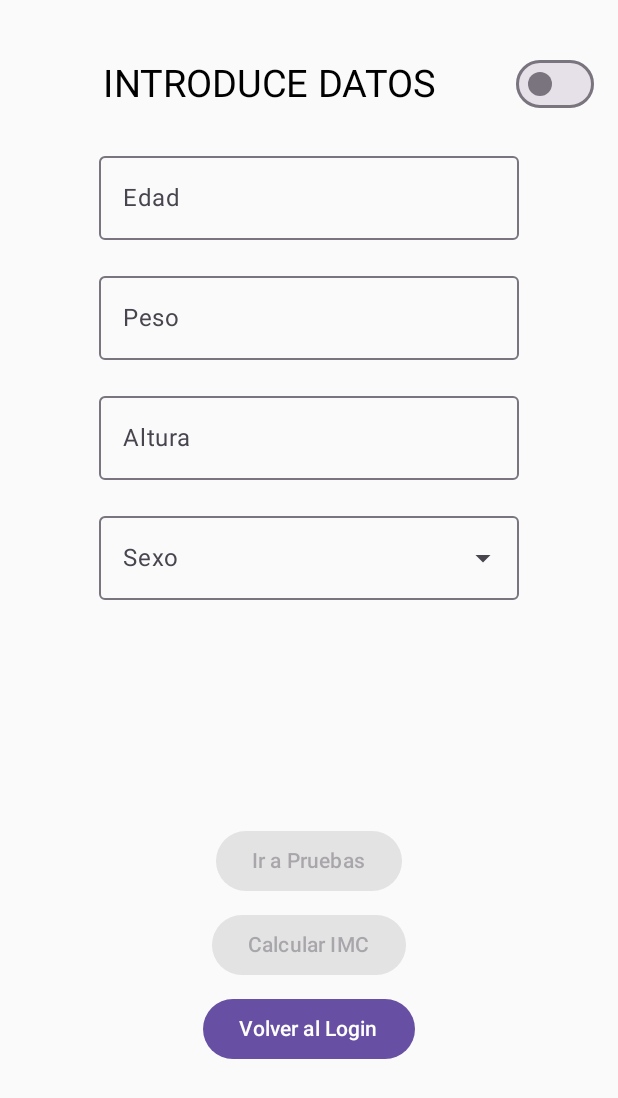
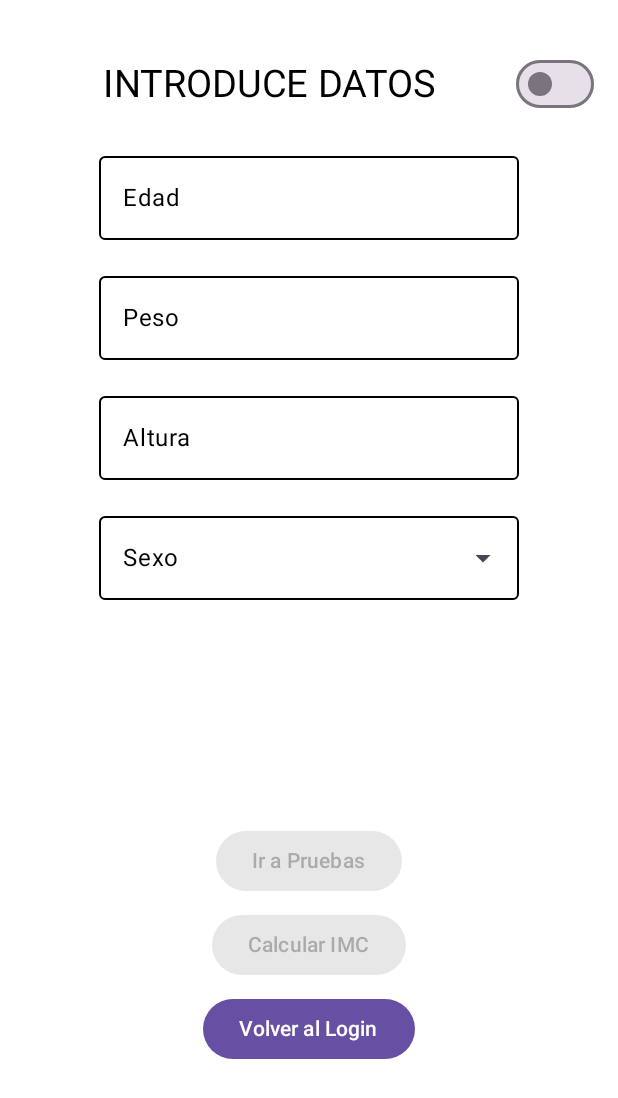
Before and after one commit to AndresFelipee05/EuroFit, an Android app built with Jetpack Compose: the HomeScreen screen opened through its navigation route, on a phone screen of 412 x 824 dp. Shown: the top 1098 px of the screen. Run offline under Robolectric (Android 15) with nearby library versions, the phone set to English and light mode, and no system bars.

```diff
--- a/EuroFitApp/app/src/main/java/com/example/eurofitapp/MainActivity.kt
+++ b/EuroFitApp/app/src/main/java/com/example/eurofitapp/MainActivity.kt
@@ -4,14 +4,24 @@ import NavigationWrapper
 import android.os.Bundle
 import androidx.activity.ComponentActivity
 import androidx.activity.compose.setContent
+import androidx.activity.viewModels
+import androidx.compose.runtime.collectAsState
+import androidx.compose.runtime.getValue
+import com.example.eurofitapp.navigation.ThemeViewModel
 import com.example.eurofitapp.ui.theme.EuroFitAppTheme
 
 class MainActivity : ComponentActivity() {
+    private val themeViewModel: ThemeViewModel by viewModels()
+
     override fun onCreate(savedInstanceState: Bundle?) {
         super.onCreate(savedInstanceState)
         setContent {
-            EuroFitAppTheme {
-                NavigationWrapper()
+            val isDarkMode by themeViewModel.isDarkMode.collectAsState()
+
+            EuroFitAppTheme(darkTheme = isDarkMode) {
+                NavigationWrapper(
+                    themeViewModel = themeViewModel // Pasamos el ViewModel a las pantallas
+                )
             }
         }
     }
--- a/EuroFitApp/app/src/main/java/com/example/eurofitapp/navigation/HomeScreen.kt
+++ b/EuroFitApp/app/src/main/java/com/example/eurofitapp/navigation/HomeScreen.kt
@@ -1,3 +1,4 @@
+import androidx.compose.foundation.background
 import androidx.compose.foundation.layout.*
 import androidx.compose.foundation.text.KeyboardOptions
 import androidx.compose.material3.*
@@ -5,6 +6,7 @@ import androidx.compose.runtime.*
 import androidx.compose.runtime.saveable.rememberSaveable
 import androidx.compose.ui.Alignment
 import androidx.compose.ui.Modifier
+import androidx.compose.ui.graphics.Color
 import androidx.compose.ui.text.input.KeyboardType
 import androidx.compose.ui.unit.dp
 import androidx.compose.ui.unit.sp
@@ -14,24 +16,28 @@ import androidx.compose.ui.unit.sp
 fun HomeScreen(
     navigateToPruebas: (Int, String) -> Unit,
     navigateToLogin: () -> Unit,
-    navigateToIMC: (Float) -> Unit
+    navigateToIMC: (Float) -> Unit,
+    isDarkMode: Boolean,  // Se recibe el estado del modo oscuro
+    onDarkModeToggle: (Boolean) -> Unit // Función para actualizar el estado
 ) {
     var age by rememberSaveable { mutableStateOf("") }
     var weight by rememberSaveable { mutableStateOf("") }
     var height by rememberSaveable { mutableStateOf("") }
     var sex by rememberSaveable { mutableStateOf("") }
-    var isDarkMode by rememberSaveable { mutableStateOf(false) } // Estado para el modo oscuro
 
     var expanded by rememberSaveable { mutableStateOf(false) }
     val sexOptions = listOf("Hombre", "Mujer")
 
-    // Validaciones para habilitar/deshabilitar botones
     val isIMCButtonEnabled = weight.isNotEmpty() && height.isNotEmpty() &&
             weight.toFloatOrNull() != null && height.toFloatOrNull() != null &&
             weight.toFloatOrNull()!! > 0 && height.toFloatOrNull()!! > 0
 
     val isPruebasButtonEnabled = age.isNotEmpty() && age.toIntOrNull() != null &&
             age.toIntOrNull()!! > 0 && sex.isNotEmpty()
+
+    // Definir colores según el estado de isDarkMode
+    val backgroundColor = if (isDarkMode) Color.Black else Color.White
+    val textColor = if (isDarkMode) Color.White else Color.Black
 
     // Aplicar el tema basado en el modo oscuro
     MaterialTheme(
@@ -40,82 +46,97 @@ fun HomeScreen(
         Column(
             modifier = Modifier
                 .fillMaxSize()
+                .background(backgroundColor)  // Aplicar el color de fondo
                 .padding(16.dp),
             horizontalAlignment = Alignment.CenterHorizontally
         ) {
             Spacer(modifier = Modifier.height(16.dp))
 
-            // Fila para el título y el ícono de impresión
             Row(
                 modifier = Modifier.fillMaxWidth(),
                 verticalAlignment = Alignment.CenterVertically
             ) {
-                // Espacio flexible para centrar el título
+                Spacer(modifier = Modifier.weight(1f))
+                Text(text = "INTRODUCE DATOS", fontSize = 25.sp, color = textColor) // Color de texto
                 Spacer(modifier = Modifier.weight(1f))
 
-                Text(text = "INTRODUCE DATOS", fontSize = 25.sp)
-
-                Spacer(modifier = Modifier.weight(1f)) // Espacio flexible para empujar el ícono a la derecha
+                // Switch para cambiar el modo oscuro
                 Switch(
                     checked = isDarkMode,
-                    onCheckedChange = { isDarkMode = it }
+                    onCheckedChange = { onDarkModeToggle(it) } // Llamamos a la función para actualizar el estado
                 )
             }
 
             Spacer(modifier = Modifier.height(16.dp))
 
-            // Campo para la edad (solo números)
             OutlinedTextField(
                 value = age,
                 onValueChange = { newValue -> age = newValue.filter { it.isDigit() } },
-                label = { Text("Edad") },
-                placeholder = { Text("Introduce tu edad") },
-                keyboardOptions = KeyboardOptions.Default.copy(keyboardType = KeyboardType.Number)
+                label = { Text("Edad", color = textColor) },
+                placeholder = { Text("Introduce tu edad", color = textColor) },
+                keyboardOptions = KeyboardOptions.Default.copy(keyboardType = KeyboardType.Number),
+                colors = OutlinedTextFieldDefaults.colors(
+                    focusedTextColor = textColor,
+                    unfocusedTextColor = textColor,
+                    focusedBorderColor = textColor,
+                    unfocusedBorderColor = textColor,
+                    focusedLabelColor = textColor,
+                    unfocusedLabelColor = textColor
+                )
             )
 
             Spacer(modifier = Modifier.height(16.dp))
 
-            // Campo para el peso (números con decimales)
             OutlinedTextField(
                 value = weight,
                 onValueChange = { newValue ->
                     weight = newValue.filter { it.isDigit() || it == '.' || it == ',' }
                         .replace(',', '.')
                         .let { filtered ->
-                            if (filtered.count { it == '.' } > 1) filtered.substring(
-                                0,
-                                filtered.lastIndexOf('.') + 1
-                            ) else filtered
+                            if (filtered.count { it == '.' } > 1) filtered.substring(0, filtered.lastIndexOf('.') + 1)
+                            else filtered
                         }
                 },
-                label = { Text("Peso") },
-                placeholder = { Text("Introduce tu peso (ej. 70.5)") },
-                keyboardOptions = KeyboardOptions.Default.copy(keyboardType = KeyboardType.Decimal)
+                label = { Text("Peso", color = textColor) },
+                placeholder = { Text("Introduce tu peso (ej. 70.5)", color = textColor) },
+                keyboardOptions = KeyboardOptions.Default.copy(keyboardType = KeyboardType.Decimal),
+                colors = OutlinedTextFieldDefaults.colors(
+                    focusedTextColor = textColor,
+                    unfocusedTextColor = textColor,
+                    focusedBorderColor = textColor,
+                    unfocusedBorderColor = textColor,
+                    focusedLabelColor = textColor,
+                    unfocusedLabelColor = textColor
+                )
             )
 
             Spacer(modifier = Modifier.height(16.dp))
 
-            // Campo para la altura (números con decimales)
             OutlinedTextField(
                 value = height,
                 onValueChange = { newValue ->
                     height = newValue.filter { it.isDigit() || it == '.' || it == ',' }
                         .replace(',', '.')
                         .let { filtered ->
-                            if (filtered.count { it == '.' } > 1) filtered.substring(
-                                0,
-                                filtered.lastIndexOf('.') + 1
-                            ) else filtered
+                            if (filtered.count { it == '.' } > 1) filtered.substring(0, filtered.lastIndexOf('.') + 1)
+                            else filtered
                         }
                 },
-                label = { Text("Altura") },
-                placeholder = { Text("Introduce tu altura (ej. 1.75)") },
-                keyboardOptions = KeyboardOptions.Default.copy(keyboardType = KeyboardType.Decimal)
+                label = { Text("Altura", color = textColor) },
+                placeholder = { Text("Introduce tu altura (ej. 1.75)", color = textColor) },
+                keyboardOptions = KeyboardOptions.Default.copy(keyboardType = KeyboardType.Decimal),
+                colors = OutlinedTextFieldDefaults.colors(
+                    focusedTextColor = textColor,
+                    unfocusedTextColor = textColor,
+                    focusedBorderColor = textColor,
+                    unfocusedBorderColor = textColor,
+                    focusedLabelColor = textColor,
+                    unfocusedLabelColor = textColor
+                )
             )
 
             Spacer(modifier = Modifier.height(16.dp))
 
-            // Menú desplegable para el sexo
             ExposedDropdownMenuBox(
                 expanded = expanded,
                 onExpandedChange = { expanded = !expanded }
@@ -123,11 +144,19 @@ fun HomeScreen(
                 OutlinedTextField(
                     value = sex,
                     onValueChange = { },
-                    label = { Text("Sexo") },
-                    placeholder = { Text("Selecciona tu sexo") },
+                    label = { Text("Sexo", color = textColor) },
+                    placeholder = { Text("Selecciona tu sexo", color = textColor) },
                     readOnly = true,
                     trailingIcon = { ExposedDropdownMenuDefaults.TrailingIcon(expanded = expanded) },
-                    modifier = Modifier.menuAnchor()
+                    modifier = Modifier.menuAnchor(),
+                    colors = OutlinedTextFieldDefaults.colors(
+                        focusedTextColor = textColor,
+                        unfocusedTextColor = textColor,
+                        focusedBorderColor = textColor,
+                        unfocusedBorderColor = textColor,
+                        focusedLabelColor = textColor,
+                        unfocusedLabelColor = textColor
+                    )
                 )
 
                 ExposedDropdownMenu(
@@ -136,7 +165,7 @@ fun HomeScreen(
                 ) {
                     sexOptions.forEach { option ->
                         DropdownMenuItem(
-                            text = { Text(option) },
+                            text = { Text(option, color = textColor) },
                             onClick = {
                                 sex = option
                                 expanded = false
@@ -148,37 +177,34 @@ fun HomeScreen(
 
             Spacer(modifier = Modifier.height(150.dp))
 
-            // Botón para navegar a la pantalla de pruebas
             Button(
                 onClick = {
                     val ageInt = age.toIntOrNull() ?: 0
                     navigateToPruebas(ageInt, sex)
                 },
-                enabled = isPruebasButtonEnabled // Habilitar solo si la edad y el sexo son válidos
+                enabled = isPruebasButtonEnabled
             ) {
                 Text(text = "Ir a Pruebas")
             }
 
             Spacer(modifier = Modifier.height(8.dp))
 
-            // Botón para calcular y navegar a la pantalla de IMC
             Button(
                 onClick = {
                     val weightFloat = weight.toFloatOrNull() ?: 0f
                     val heightFloat = height.toFloatOrNull() ?: 0f
                     if (weightFloat > 0 && heightFloat > 0) {
                         val imc = weightFloat / (heightFloat * heightFloat)
-                        navigateToIMC(imc) // Navegar a la pantalla de IMC
+                        navigateToIMC(imc)
                     }
                 },
-                enabled = isIMCButtonEnabled // Habilitar solo si el peso y la altura son válidos
+                enabled = isIMCButtonEnabled
             ) {
                 Text(text = "Calcular IMC")
             }
 
             Spacer(modifier = Modifier.height(8.dp))
 
-            // Botón para volver al login
             Button(
                 onClick = { navigateToLogin() }
             ) {
--- a/EuroFitApp/app/src/main/java/com/example/eurofitapp/navigation/LoginScreen.kt
+++ b/EuroFitApp/app/src/main/java/com/example/eurofitapp/navigation/LoginScreen.kt
@@ -1,5 +1,6 @@
 package com.example.eurofitapp.navigation
 
+import androidx.compose.foundation.background
 import androidx.compose.foundation.layout.*
 import androidx.compose.foundation.text.KeyboardOptions
 import androidx.compose.material.icons.Icons
@@ -18,43 +19,64 @@ import androidx.compose.ui.unit.dp
 import androidx.compose.ui.unit.sp
 
 @Composable
-fun LoginScreen(navigateToHome: () -> Unit) {
+fun LoginScreen(
+    navigateToHome: () -> Unit,
+    themeViewModel: ThemeViewModel,  // Pasamos el ViewModel aquí
+    isDarkMode: Boolean  // Usamos el valor de isDarkMode aquí
+) {
     var username by rememberSaveable { mutableStateOf("") }
     var password by rememberSaveable { mutableStateOf("") }
-    var passwordVisible by rememberSaveable { mutableStateOf(false) } // Estado para ver/ocultar contraseña
+    var passwordVisible by rememberSaveable { mutableStateOf(false) }
     var errorMessage by rememberSaveable { mutableStateOf("") }
 
-    // Estado mutable para el usuario y contraseña
     var storedUsername by rememberSaveable { mutableStateOf("root") }
     var storedPassword by rememberSaveable { mutableStateOf("root") }
 
-    // Controla si se muestra el diálogo de cambio de contraseña
     var showDialog by rememberSaveable { mutableStateOf(false) }
     var newPassword by rememberSaveable { mutableStateOf("") }
-    var newPasswordVisible by rememberSaveable { mutableStateOf(false) } // Estado para ver/ocultar nueva contraseña
+    var newPasswordVisible by rememberSaveable { mutableStateOf(false) }
+
+    // El valor de isDarkMode ya está pasado desde NavigationWrapper
+    val backgroundColor = if (isDarkMode) Color.Black else Color.White
+    val textColor = if (isDarkMode) Color.White else Color.Black
 
     Column(
-        modifier = Modifier.fillMaxSize(),
+        modifier = Modifier
+            .fillMaxSize()
+            .background(backgroundColor)
+            .padding(16.dp), // Agregamos padding general
         horizontalAlignment = Alignment.CenterHorizontally
     ) {
-        Spacer(modifier = Modifier.weight(1f))
-        Text(text = "INICIAR SESIÓN", fontSize = 25.sp)
+        // Título y Switch en la misma fila bien alineados
+        Row(
+            modifier = Modifier
+                .fillMaxWidth()
+                .padding(vertical = 16.dp), // Espaciado
+            horizontalArrangement = Arrangement.SpaceBetween,
+            verticalAlignment = Alignment.CenterVertically
+        ) {
+            Text(text = "INICIAR SESIÓN", fontSize = 25.sp, color = textColor)
+            Switch(
+                checked = isDarkMode,
+                onCheckedChange = { themeViewModel.toggleTheme() } // Cambiamos el tema desde aquí
+            )
+        }
+
         Spacer(modifier = Modifier.height(16.dp))
 
-        // Campo de usuario
         OutlinedTextField(
             value = username,
             onValueChange = { username = it },
-            label = { Text("Usuario") },
-            singleLine = true
+            label = { Text("Usuario", color = textColor) },
+            singleLine = true,
+            modifier = Modifier.fillMaxWidth()
         )
         Spacer(modifier = Modifier.height(16.dp))
 
-        // Campo de contraseña con opción de ver/ocultar
         OutlinedTextField(
             value = password,
             onValueChange = { password = it },
-            label = { Text("Contraseña") },
+            label = { Text("Contraseña", color = textColor) },
             visualTransformation = if (passwordVisible) VisualTransformation.None else PasswordVisualTransformation(),
             keyboardOptions = KeyboardOptions(keyboardType = KeyboardType.Password),
             singleLine = true,
@@ -62,25 +84,30 @@ fun LoginScreen(navigateToHome: () -> Unit) {
                 IconButton(onClick = { passwordVisible = !passwordVisible }) {
                     Icon(
                         imageVector = if (passwordVisible) Icons.Default.Visibility else Icons.Default.VisibilityOff,
-                        contentDescription = if (passwordVisible) "Ocultar contraseña" else "Mostrar contraseña"
+                        contentDescription = if (passwordVisible) "Ocultar contraseña" else "Mostrar contraseña",
+                        tint = textColor
                     )
                 }
-            }
+            },
+            modifier = Modifier.fillMaxWidth()
         )
         Spacer(modifier = Modifier.height(16.dp))
 
-        // Mostrar mensaje de error si las credenciales son incorrectas
         if (errorMessage.isNotEmpty()) {
             Text(text = errorMessage, color = Color.Red)
             Spacer(modifier = Modifier.height(8.dp))
         }
 
-        // 🔹 Botones en la misma fila con espacio entre ellos
+        // Centrar los botones correctamente
+        Box(
+            modifier = Modifier.fillMaxWidth(),
+            contentAlignment = Alignment.Center
+        ) {
             Row {
                 Button(onClick = {
                     if (username == storedUsername && password == storedPassword) {
                         errorMessage = ""
-                    navigateToHome()
+                        navigateToHome() // Navega a la pantalla de inicio
                     } else {
                         errorMessage = "Usuario o contraseña incorrectos."
                     }
@@ -101,54 +128,8 @@ fun LoginScreen(navigateToHome: () -> Unit) {
                     Text(text = "Cambiar contraseña")
                 }
             }
+        }
 
         Spacer(modifier = Modifier.weight(1f))
     }
-
-    // 🔹 Diálogo para cambiar contraseña
-    if (showDialog) {
-        AlertDialog(
-            onDismissRequest = { showDialog = false },
-            title = { Text(text = "Cambiar contraseña") },
-            text = {
-                Column {
-                    Text(text = "Ingrese su nueva contraseña:")
-                    OutlinedTextField(
-                        value = newPassword,
-                        onValueChange = { newPassword = it },
-                        label = { Text("Nueva Contraseña") },
-                        visualTransformation = if (newPasswordVisible) VisualTransformation.None else PasswordVisualTransformation(),
-                        keyboardOptions = KeyboardOptions(keyboardType = KeyboardType.Password),
-                        singleLine = true,
-                        trailingIcon = {
-                            IconButton(onClick = { newPasswordVisible = !newPasswordVisible }) {
-                                Icon(
-                                    imageVector = if (newPasswordVisible) Icons.Default.Visibility else Icons.Default.VisibilityOff,
-                                    contentDescription = if (newPasswordVisible) "Ocultar contraseña" else "Mostrar contraseña"
-                                )
 }
-                        }
-                    )
-                }
-            },
-            confirmButton = {
-                Button(onClick = {
-                    if (newPassword.isNotBlank()) {
-                        storedPassword = newPassword
-                        errorMessage = "Contraseña actualizada con éxito."
-                        showDialog = false
-                    } else {
-                        errorMessage = "La nueva contraseña no puede estar vacía."
-                    }
-                }) {
-                    Text("Guardar")
-                }
-            },
-            dismissButton = {
-                Button(onClick = { showDialog = false }) {
-                    Text("Cancelar")
-                }
-            }
-        )
-    }
-}
--- a/EuroFitApp/app/src/main/java/com/example/eurofitapp/navigation/NavigationWrapper.kt
+++ b/EuroFitApp/app/src/main/java/com/example/eurofitapp/navigation/NavigationWrapper.kt
@@ -1,4 +1,6 @@
 import androidx.compose.runtime.Composable
+import androidx.compose.runtime.collectAsState
+import androidx.compose.runtime.getValue
 import androidx.navigation.compose.NavHost
 import androidx.navigation.compose.composable
 import androidx.navigation.compose.rememberNavController
@@ -10,18 +12,26 @@ import com.example.eurofitapp.navigation.LanzarMujerScreen
 import com.example.eurofitapp.navigation.LoginScreen
 import com.example.eurofitapp.navigation.NotaScreen
 import com.example.eurofitapp.navigation.PruebasScreen
+import com.example.eurofitapp.navigation.ThemeViewModel
 import com.example.eurofitapp.navigation.VelocidadHombreScreen
 import com.example.eurofitapp.navigation.VelocidadMujerScreen
 import com.example.eurofitapp.screens.*
 
 @Composable
-fun NavigationWrapper() {
+fun NavigationWrapper(themeViewModel: ThemeViewModel) {
     val navController = rememberNavController()
+
+    // Observa el valor de isDarkMode usando collectAsState
+    val isDarkMode by themeViewModel.isDarkMode.collectAsState(initial = false)
 
     NavHost(navController = navController, startDestination = "login") {
         // Pantalla Login
         composable("login") {
-            LoginScreen { navController.navigate("home") }
+            LoginScreen(
+                navigateToHome = { navController.navigate("home") },
+                themeViewModel = themeViewModel, // Pasamos el ViewModel
+                isDarkMode = isDarkMode // Pasamos el estado de isDarkMode
+            )
         }
 
         // Pantalla Home
@@ -33,9 +43,14 @@ fun NavigationWrapper() {
                 navigateToLogin = { navController.navigate("login") },
                 navigateToIMC = { imc ->
                     navController.navigate("imc_screen/$imc")
+                },
+                isDarkMode = isDarkMode, // Pasar el valor de isDarkMode observado
+                onDarkModeToggle = { newDarkModeState ->
+                    themeViewModel.setDarkMode(newDarkModeState) // Actualizar el estado en el ViewModel
                 }
             )
         }
+
 
         // Pantalla Pruebas con parámetros de edad y sexo
         composable("pruebas/{age}/{sex}") { backStackEntry ->
--- /dev/null
+++ b/EuroFitApp/app/src/main/java/com/example/eurofitapp/navigation/ThemeViewModel.kt
@@ -0,0 +1,21 @@
+package com.example.eurofitapp.navigation
+
+import androidx.compose.runtime.mutableStateOf
+import androidx.lifecycle.ViewModel
+import androidx.lifecycle.viewModelScope
+import kotlinx.coroutines.flow.MutableStateFlow
+import kotlinx.coroutines.flow.StateFlow
+import kotlinx.coroutines.launch
+
+class ThemeViewModel : ViewModel() {
+    private val _isDarkMode = MutableStateFlow(false)  // Esto es un StateFlow
+    val isDarkMode: StateFlow<Boolean> = _isDarkMode  // Exponerlo como StateFlow
+
+    fun setDarkMode(isDark: Boolean) {
+        _isDarkMode.value = isDark
+    }
+
+    fun toggleTheme() {
+        _isDarkMode.value = !_isDarkMode.value
+    }
+}
--- a/EuroFitApp/app/src/main/java/com/example/eurofitapp/ui/theme/Theme.kt
+++ b/EuroFitApp/app/src/main/java/com/example/eurofitapp/ui/theme/Theme.kt
@@ -34,24 +34,11 @@ private val LightColorScheme = lightColorScheme(
 )
 
 @Composable
-fun EuroFitAppTheme(
-    darkTheme: Boolean = isSystemInDarkTheme(),
-    // Dynamic color is available on Android 12+
-    dynamicColor: Boolean = true,
-    content: @Composable () -> Unit
-) {
-    val colorScheme = when {
-        dynamicColor && Build.VERSION.SDK_INT >= Build.VERSION_CODES.S -> {
-            val context = LocalContext.current
-            if (darkTheme) dynamicDarkColorScheme(context) else dynamicLightColorScheme(context)
-        }
-
-        darkTheme -> DarkColorScheme
-        else -> LightColorScheme
-    }
+fun EuroFitAppTheme(darkTheme: Boolean, content: @Composable () -> Unit) {
+    val colors = if (darkTheme) darkColorScheme() else lightColorScheme()
 
     MaterialTheme(
-        colorScheme = colorScheme,
+        colorScheme = colors,
         typography = Typography,
         content = content
     )
```
Lines whose indentation alone changed are shown as unchanged.
